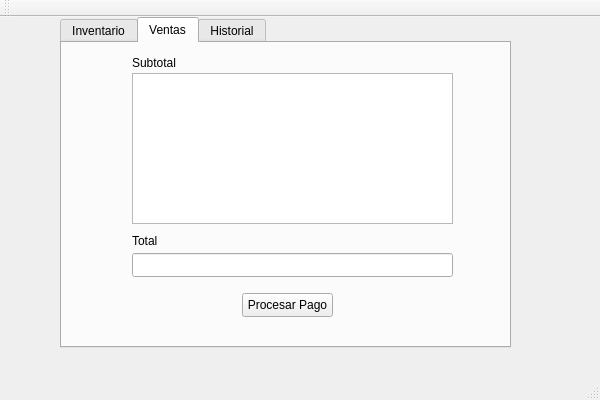
Above: ProyectoProgramacionArreglado/ProyectoProgramacionArreglado.ui from Jertalmmn/ProyectoProgramacionArreglado before the change. Below: the same form after it.
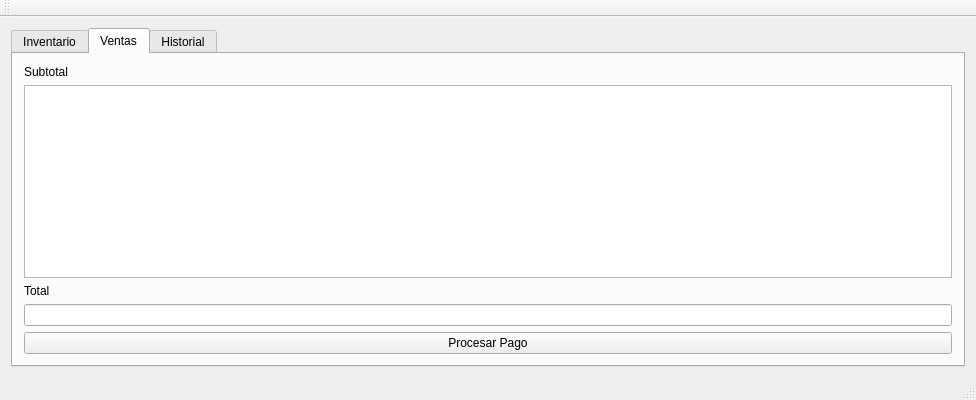
That is the form after the change. The open tabs and pages were chosen to show the change.

Commit message: feat: historial de ventas, facturas y registro general

Diff of the .ui file:
```diff
--- a/ProyectoProgramacionArreglado/ProyectoProgramacionArreglado.ui
+++ b/ProyectoProgramacionArreglado/ProyectoProgramacionArreglado.ui
@@ -6,7 +6,7 @@
    <rect>
     <x>0</x>
     <y>0</y>
-    <width>600</width>
+    <width>976</width>
     <height>400</height>
    </rect>
   </property>
@@ -14,17 +14,11 @@
    <string>ProyectoProgramacionArreglado</string>
   </property>
   <widget class="QWidget" name="centralWidget">
-   <widget class="QTabWidget" name="tabWidget">
-    <property name="geometry">
-     <rect>
-      <x>60</x>
-      <y>0</y>
-      <width>451</width>
-      <height>331</height>
-     </rect>
-    </property>
+   <layout class="QVBoxLayout" name="verticalLayout_3">
+    <item>
+     <widget class="QTabWidget" name="Cuenta">
     <property name="currentIndex">
-     <number>1</number>
+       <number>2</number>
     </property>
     <widget class="QWidget" name="tab_1">
      <attribute name="title">
@@ -77,102 +71,63 @@
      <attribute name="title">
       <string>Ventas</string>
      </attribute>
-     <widget class="QListWidget" name="listWidget">
-      <property name="geometry">
-       <rect>
-        <x>70</x>
-        <y>30</y>
-        <width>321</width>
-        <height>151</height>
-       </rect>
-      </property>
-     </widget>
+       <layout class="QVBoxLayout" name="verticalLayout_4">
+        <item>
      <widget class="QLabel" name="label">
-      <property name="geometry">
-       <rect>
-        <x>70</x>
-        <y>10</y>
-        <width>49</width>
-        <height>20</height>
-       </rect>
-      </property>
       <property name="text">
        <string>Subtotal</string>
       </property>
      </widget>
+        </item>
+        <item>
+         <widget class="QListWidget" name="listWidget"/>
+        </item>
+        <item>
      <widget class="QLabel" name="label_2">
-      <property name="geometry">
-       <rect>
-        <x>70</x>
-        <y>190</y>
-        <width>321</width>
-        <height>16</height>
-       </rect>
-      </property>
       <property name="text">
        <string>Total</string>
       </property>
      </widget>
-     <widget class="QLineEdit" name="lineEdit">
-      <property name="geometry">
-       <rect>
-        <x>70</x>
-        <y>210</y>
-        <width>321</width>
-        <height>24</height>
-       </rect>
-      </property>
-     </widget>
+        </item>
+        <item>
+         <widget class="QLineEdit" name="lineEdit"/>
+        </item>
+        <item>
      <widget class="QPushButton" name="pushButton_2">
-      <property name="geometry">
-       <rect>
-        <x>180</x>
-        <y>250</y>
-        <width>91</width>
-        <height>24</height>
-       </rect>
-      </property>
       <property name="text">
        <string>Procesar Pago</string>
       </property>
      </widget>
-    </widget>
-    <widget class="QWidget" name="tab">
+        </item>
+       </layout>
+      </widget>
+      <widget class="QWidget" name="Facturas">
      <attribute name="title">
       <string>Historial</string>
      </attribute>
-     <widget class="QPlainTextEdit" name="plainTextEdit">
-      <property name="geometry">
-       <rect>
-        <x>30</x>
-        <y>40</y>
-        <width>104</width>
-        <height>70</height>
-       </rect>
-      </property>
-     </widget>
-     <widget class="QPushButton" name="pushButton_3">
-      <property name="geometry">
-       <rect>
-        <x>40</x>
-        <y>10</y>
-        <width>111</width>
-        <height>24</height>
-       </rect>
-      </property>
+       <layout class="QVBoxLayout" name="verticalLayout_2">
+        <item>
+         <widget class="QPushButton" name="ConsultarHistorial">
       <property name="text">
        <string>Consultar Historial</string>
       </property>
      </widget>
-    </widget>
-   </widget>
+        </item>
+        <item>
+         <widget class="QPlainTextEdit" name="Factura"/>
+        </item>
+       </layout>
+      </widget>
+     </widget>
+    </item>
+   </layout>
   </widget>
   <widget class="QMenuBar" name="menuBar">
    <property name="geometry">
     <rect>
      <x>0</x>
      <y>0</y>
-     <width>600</width>
+     <width>976</width>
      <height>21</height>
     </rect>
    </property>
```
Lines whose indentation alone changed are shown as unchanged. The commit also changes 7 other files.
